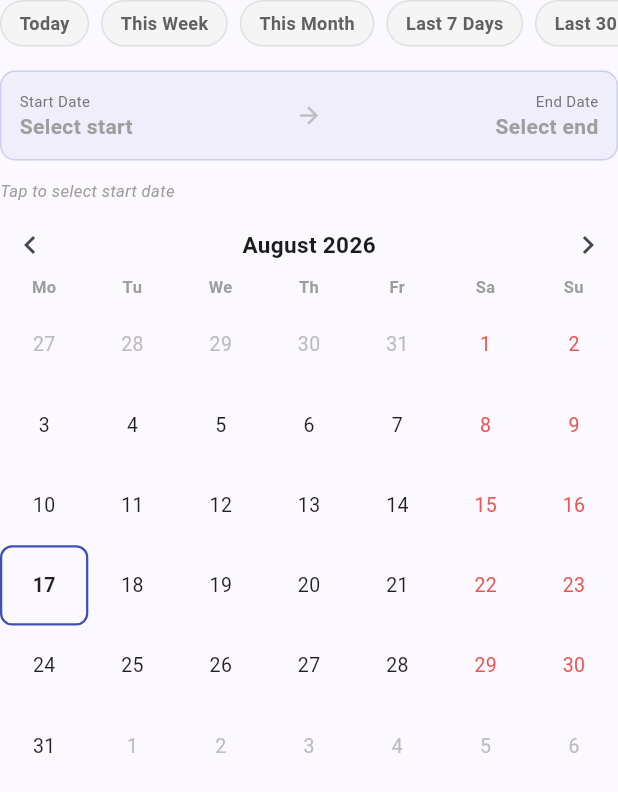
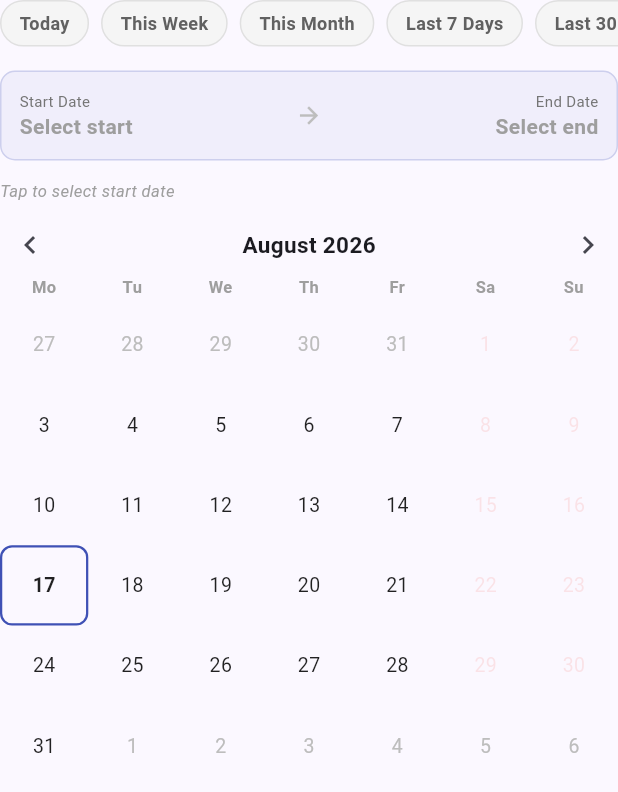
Before and after one commit to harshyadavDeveloper/smart_date_formatter, a Flutter app: the SmartDateRangePicker widget shown alone on an empty page, opened directly, on a phone screen of 412 x 824 dp. Shown: the top 792 px of the screen. Run offline on Flutter 3.47's test engine with Material 3 defaults, Android fonts, the phone set to English and light mode, and no system bars.

Commit message:
feat: add custom colors to SmartDateRangePicker

````diff
--- a/lib/src/widgets/smart_date_range_picker.dart
+++ b/lib/src/widgets/smart_date_range_picker.dart
@@ -226,6 +226,27 @@ class SmartDateRangePicker extends StatefulWidget {
   /// Confirm button label
   final String confirmLabel;
 
+  /// Color for range highlight between start and end
+  final Color? rangeHighlightColor;
+
+  /// Color for disabled dates
+  final Color disabledColor;
+
+  /// Color for weekend dates
+  final Color weekendColor;
+
+  /// Background color of the picker
+  final Color? backgroundColor;
+
+  /// Text color for date numbers
+  final Color? textColor;
+
+  /// Border radius for start/end date cells
+  final double cellBorderRadius;
+
+  /// Whether to show weekend dates in different color
+  final bool highlightWeekends;
+
   /// Creates a [SmartDateRangePicker].
   ///
   /// ```dart
@@ -261,6 +282,13 @@ class SmartDateRangePicker extends StatefulWidget {
     this.displayFormat = 'dd MMM yyyy',
     this.showConfirmButton = true,
     this.confirmLabel = 'Apply Range',
+    this.rangeHighlightColor,
+    this.disabledColor = Colors.grey,
+    this.weekendColor = Colors.red,
+    this.backgroundColor,
+    this.textColor,
+    this.cellBorderRadius = 8,
+    this.highlightWeekends = true,
   });
 
   /// Shows [SmartDateRangePicker] as a bottom sheet dialog.
@@ -369,6 +397,18 @@ class _SmartDateRangePickerState extends State<SmartDateRangePicker> {
       _activePreset = val?.preset;
     });
   }
+
+  // ── Color helpers ─────────────────────────────────────
+  Color get _rangeHighlight =>
+      widget.rangeHighlightColor ?? widget.rangeColor.withValues(alpha: 0.12);
+
+  Color get _textColor => widget.textColor ?? Colors.black87;
+
+  Color get _disabledTextColor => widget.disabledColor.withValues(alpha: 0.3);
+
+  Color get _weekendTextColor => widget.highlightWeekends
+      ? widget.weekendColor.withValues(alpha: 0.12)
+      : _textColor;
 
   @override
   void dispose() {
@@ -523,7 +563,17 @@ class _SmartDateRangePickerState extends State<SmartDateRangePicker> {
   Widget build(BuildContext context) {
     final days = _daysInMonth(_focusedMonth);
 
-    return Column(
+    return Container(
+      decoration: widget.backgroundColor != null
+          ? BoxDecoration(
+              color: widget.backgroundColor,
+              borderRadius: BorderRadius.circular(12),
+            )
+          : null,
+      padding: widget.backgroundColor != null
+          ? const EdgeInsets.all(12)
+          : EdgeInsets.zero,
+      child: Column(
         mainAxisSize: MainAxisSize.min,
         crossAxisAlignment: CrossAxisAlignment.start,
         children: [
@@ -538,11 +588,12 @@ class _SmartDateRangePickerState extends State<SmartDateRangePicker> {
                     onTap: () => _selectPreset(preset),
                     child: Container(
                       margin: const EdgeInsets.only(right: 8),
-                    padding:
-                        const EdgeInsets.symmetric(horizontal: 12, vertical: 6),
+                      padding: const EdgeInsets.symmetric(
+                          horizontal: 12, vertical: 6),
                       decoration: BoxDecoration(
-                      color:
-                          isActive ? widget.primaryColor : Colors.grey.shade100,
+                        color: isActive
+                            ? widget.primaryColor
+                            : Colors.grey.shade100,
                         borderRadius: BorderRadius.circular(20),
                         border: Border.all(
                           color: isActive
@@ -583,8 +634,8 @@ class _SmartDateRangePickerState extends State<SmartDateRangePicker> {
                     children: [
                       Text(
                         'Start Date',
-                      style:
-                          TextStyle(fontSize: 10, color: Colors.grey.shade600),
+                        style: TextStyle(
+                            fontSize: 10, color: Colors.grey.shade600),
                       ),
                       Text(
                         _startDate != null
@@ -602,15 +653,16 @@ class _SmartDateRangePickerState extends State<SmartDateRangePicker> {
                     ],
                   ),
                 ),
-              Icon(Icons.arrow_forward, color: Colors.grey.shade400, size: 18),
+                Icon(Icons.arrow_forward,
+                    color: Colors.grey.shade400, size: 18),
                 Expanded(
                   child: Column(
                     crossAxisAlignment: CrossAxisAlignment.end,
                     children: [
                       Text(
                         'End Date',
-                      style:
-                          TextStyle(fontSize: 10, color: Colors.grey.shade600),
+                        style: TextStyle(
+                            fontSize: 10, color: Colors.grey.shade600),
                       ),
                       Text(
                         _endDate != null
@@ -683,7 +735,8 @@ class _SmartDateRangePickerState extends State<SmartDateRangePicker> {
               ),
               Text(
                 DateFormatHelper.format(_focusedMonth, 'MMMM yyyy'),
-              style: const TextStyle(fontWeight: FontWeight.bold, fontSize: 15),
+                style:
+                    const TextStyle(fontWeight: FontWeight.bold, fontSize: 15),
               ),
               IconButton(
                 onPressed: () => setState(() {
@@ -742,21 +795,25 @@ class _SmartDateRangePickerState extends State<SmartDateRangePicker> {
                     color: isStart || isEnd
                         ? widget.primaryColor
                         : inRange
-                          ? widget.rangeColor.withValues(alpha: 0.12)
+                            ? _rangeHighlight
                             : Colors.transparent,
                     borderRadius: isStart
-                      ? const BorderRadius.only(
-                          topLeft: Radius.circular(8),
-                          bottomLeft: Radius.circular(8),
+                        ? BorderRadius.only(
+                            topLeft: Radius.circular(widget.cellBorderRadius),
+                            bottomLeft:
+                                Radius.circular(widget.cellBorderRadius),
                           )
                         : isEnd
-                          ? const BorderRadius.only(
-                              topRight: Radius.circular(8),
-                              bottomRight: Radius.circular(8),
+                            ? BorderRadius.only(
+                                topRight:
+                                    Radius.circular(widget.cellBorderRadius),
+                                bottomRight:
+                                    Radius.circular(widget.cellBorderRadius),
                               )
                             : inRange
                                 ? BorderRadius.zero
-                              : BorderRadius.circular(8),
+                                : BorderRadius.circular(
+                                    widget.cellBorderRadius),
                     border: isToday && !isStart && !isEnd
                         ? Border.all(
                             color: widget.primaryColor,
@@ -775,12 +832,12 @@ class _SmartDateRangePickerState extends State<SmartDateRangePicker> {
                         color: isStart || isEnd
                             ? Colors.white
                             : isDisabled
-                              ? Colors.grey.shade300
+                                ? _disabledTextColor
                                 : !isCurrentMonth
                                     ? Colors.grey.shade400
                                     : isWeekend
-                                      ? Colors.red.shade400
-                                      : Colors.black87,
+                                        ? _weekendTextColor
+                                        : _textColor,
                       ),
                     ),
                   ),
@@ -815,8 +872,8 @@ class _SmartDateRangePickerState extends State<SmartDateRangePicker> {
                   style: ElevatedButton.styleFrom(
                     backgroundColor: widget.primaryColor,
                     foregroundColor: Colors.white,
-                  padding:
-                      const EdgeInsets.symmetric(horizontal: 20, vertical: 10),
+                    padding: const EdgeInsets.symmetric(
+                        horizontal: 20, vertical: 10),
                     shape: RoundedRectangleBorder(
                       borderRadius: BorderRadius.circular(10),
                     ),
@@ -825,6 +882,7 @@ class _SmartDateRangePickerState extends State<SmartDateRangePicker> {
             ],
           ),
         ],
+      ),
     );
   }
 }
````
Also changed, not shown: example/lib/main.dart (+7 -4 lines), example/lib/tabs/range_picker_tab.dart (added, +475 -0 lines), 1 other file. Lines whose indentation alone changed are shown as unchanged.
